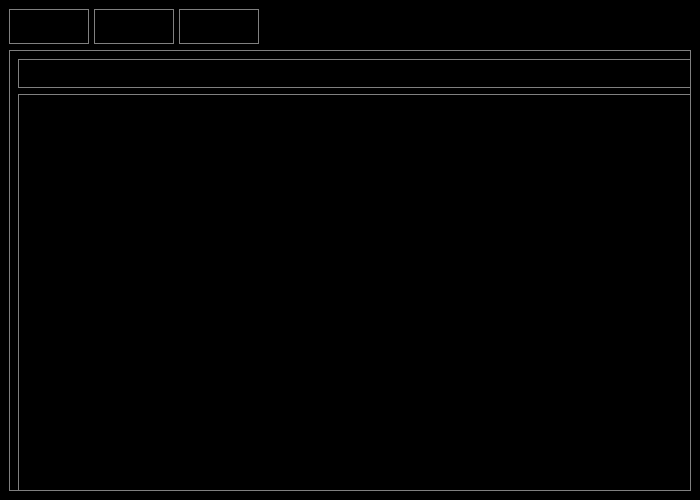
First picture: the form in ui/xml/mainwindow.ui, repository janoschortmann/abstract-screening, before the edit.
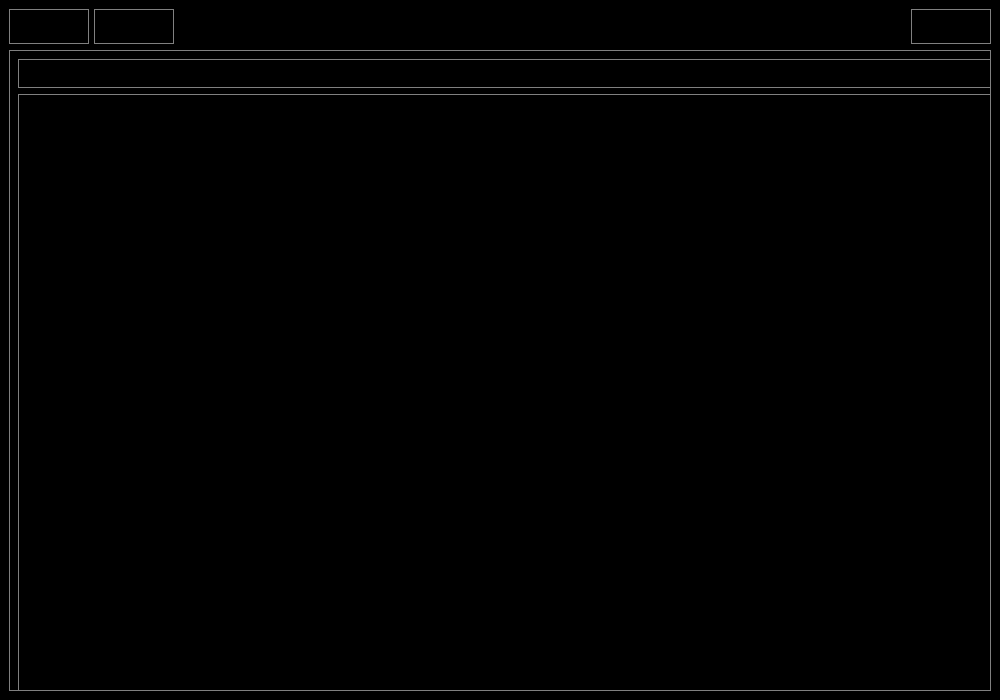
Second picture: the form after the edit.

```diff
--- a/ui/xml/mainwindow.ui
+++ b/ui/xml/mainwindow.ui
@@ -6,8 +6,8 @@
    <rect>
     <x>0</x>
     <y>0</y>
-    <width>700</width>
-    <height>500</height>
+    <width>1000</width>
+    <height>700</height>
    </rect>
   </property>
   <property name="sizePolicy">
@@ -117,28 +117,24 @@
         </widget>
        </item>
        <item>
-        <widget class="QPushButton" name="about">
+        <widget class="QWidget" name="other_but" native="true">
          <property name="minimumSize">
           <size>
-           <width>80</width>
-           <height>35</height>
+           <width>0</width>
+           <height>0</height>
           </size>
          </property>
-         <property name="styleSheet">
-          <string notr="true">border: 1px solid grey;</string>
-         </property>
-         <property name="text">
-          <string>About</string>
-         </property>
-         <property name="autoDefault">
-          <bool>false</bool>
-         </property>
-         <property name="default">
-          <bool>false</bool>
-         </property>
-         <property name="flat">
-          <bool>true</bool>
-         </property>
+         <layout class="QHBoxLayout" name="horizontalLayout">
+          <property name="spacing">
+           <number>0</number>
+          </property>
+          <property name="leftMargin">
+           <number>0</number>
+          </property>
+          <property name="rightMargin">
+           <number>0</number>
+          </property>
+         </layout>
         </widget>
        </item>
        <item>
@@ -158,18 +154,28 @@
         </spacer>
        </item>
        <item>
-        <widget class="QWidget" name="other_but" native="true">
-         <layout class="QHBoxLayout" name="horizontalLayout">
-          <property name="spacing">
-           <number>0</number>
-          </property>
-          <property name="leftMargin">
-           <number>0</number>
-          </property>
-          <property name="rightMargin">
-           <number>0</number>
-          </property>
-         </layout>
+        <widget class="QPushButton" name="about">
+         <property name="minimumSize">
+          <size>
+           <width>80</width>
+           <height>35</height>
+          </size>
+         </property>
+         <property name="styleSheet">
+          <string notr="true">border: 1px solid grey;</string>
+         </property>
+         <property name="text">
+          <string>About</string>
+         </property>
+         <property name="autoDefault">
+          <bool>false</bool>
+         </property>
+         <property name="default">
+          <bool>false</bool>
+         </property>
+         <property name="flat">
+          <bool>true</bool>
+         </property>
         </widget>
        </item>
       </layout>
@@ -188,7 +194,7 @@
       </property>
       <widget class="QSplitter" name="bottom">
        <property name="sizePolicy">
-        <sizepolicy hsizetype="Expanding" vsizetype="Expanding">
+        <sizepolicy hsizetype="Expanding" vsizetype="Preferred">
          <horstretch>0</horstretch>
          <verstretch>0</verstretch>
         </sizepolicy>
```
